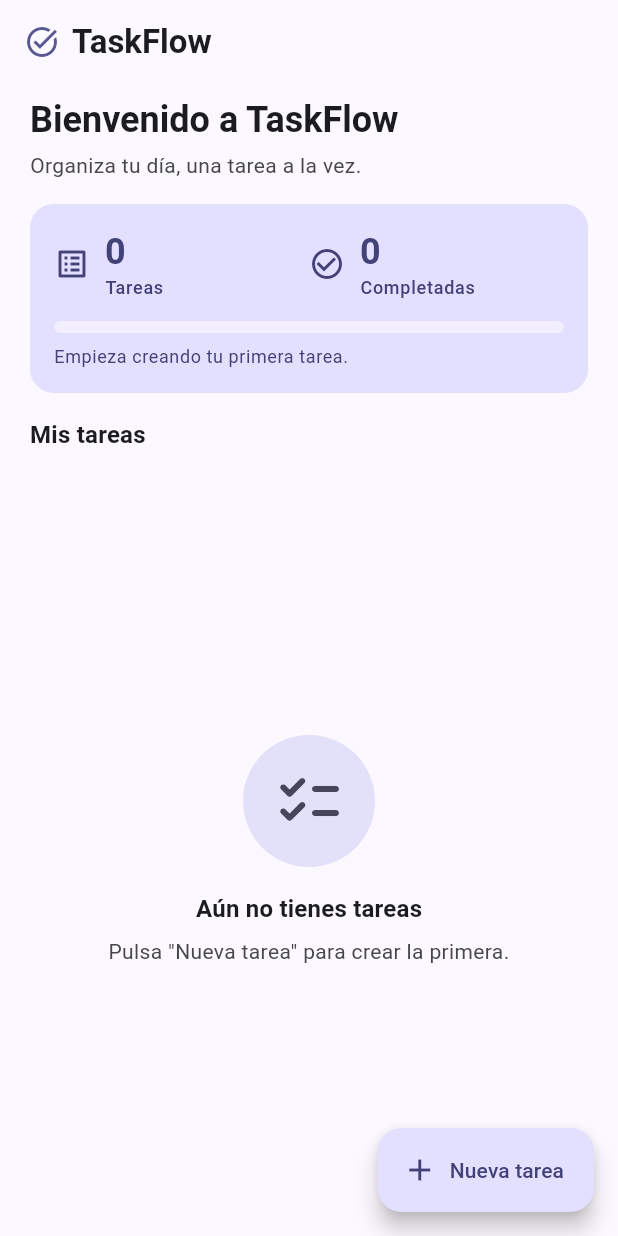
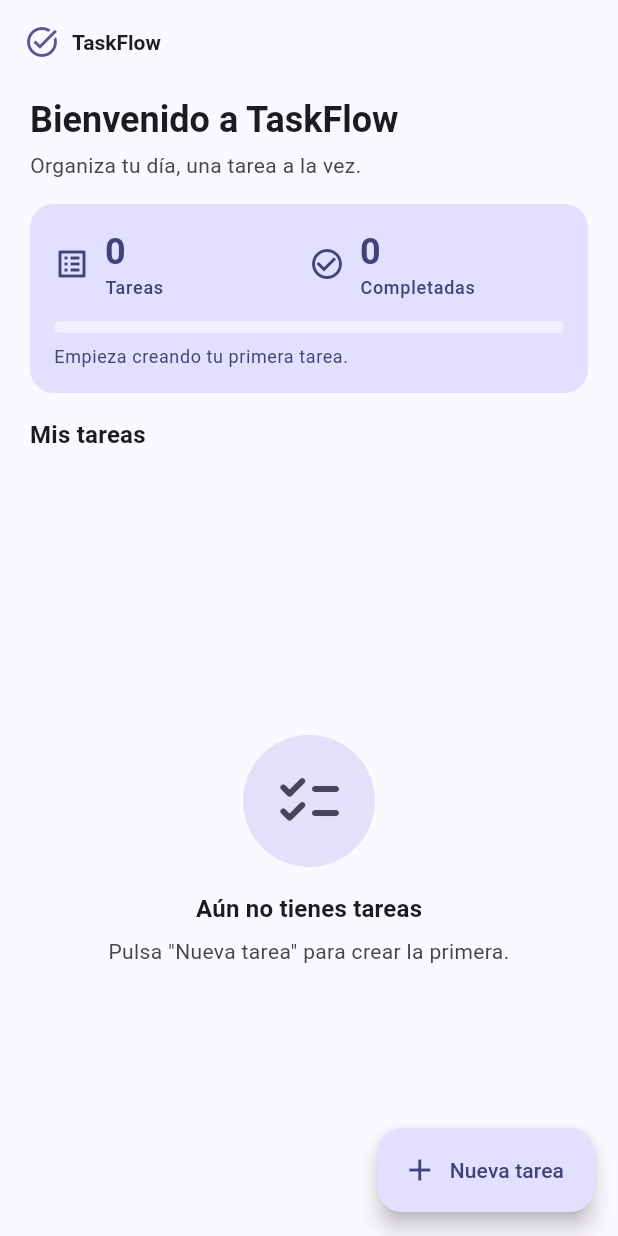
Before and after one commit to Caballero018/taskflow, a Flutter app: the screen it shows after launch, on a phone screen of 412 x 824 dp. Run offline on Flutter 3.47's test engine with Material 3 defaults, Android fonts, the phone set to English and light mode, and no system bars.

Commit message:
style: derivar estilos del tema desde la tipografía de Material 3

```diff
--- a/lib/theme/app_theme.dart
+++ b/lib/theme/app_theme.dart
@@ -19,6 +19,13 @@ class AppTheme {
 
   static ThemeData light() {
     final colorScheme = ColorScheme.fromSeed(seedColor: seedColor);
+    // Tipografía base de Material 3. Los estilos personalizados se derivan de
+    // ella con copyWith para conservar la familia tipográfica de la plataforma.
+    final textTheme = ThemeData(colorScheme: colorScheme).textTheme;
+    final buttonTextStyle = textTheme.labelLarge?.copyWith(
+      fontSize: 16,
+      fontWeight: FontWeight.w600,
+    );
     final roundedShape = RoundedRectangleBorder(
       borderRadius: BorderRadius.circular(12),
     );
@@ -32,9 +39,8 @@ class AppTheme {
         foregroundColor: colorScheme.onSurface,
         centerTitle: false,
         scrolledUnderElevation: 2,
-        titleTextStyle: TextStyle(
+        titleTextStyle: textTheme.titleLarge?.copyWith(
           color: colorScheme.onSurface,
-          fontSize: 22,
           fontWeight: FontWeight.w700,
         ),
       ),
@@ -60,14 +66,14 @@ class AppTheme {
         style: FilledButton.styleFrom(
           minimumSize: const Size.fromHeight(52),
           shape: roundedShape,
-          textStyle: const TextStyle(fontSize: 16, fontWeight: FontWeight.w600),
+          textStyle: buttonTextStyle,
         ),
       ),
       outlinedButtonTheme: OutlinedButtonThemeData(
         style: OutlinedButton.styleFrom(
           minimumSize: const Size.fromHeight(52),
           shape: roundedShape,
-          textStyle: const TextStyle(fontSize: 16, fontWeight: FontWeight.w600),
+          textStyle: buttonTextStyle,
         ),
       ),
       floatingActionButtonTheme: FloatingActionButtonThemeData(
```
